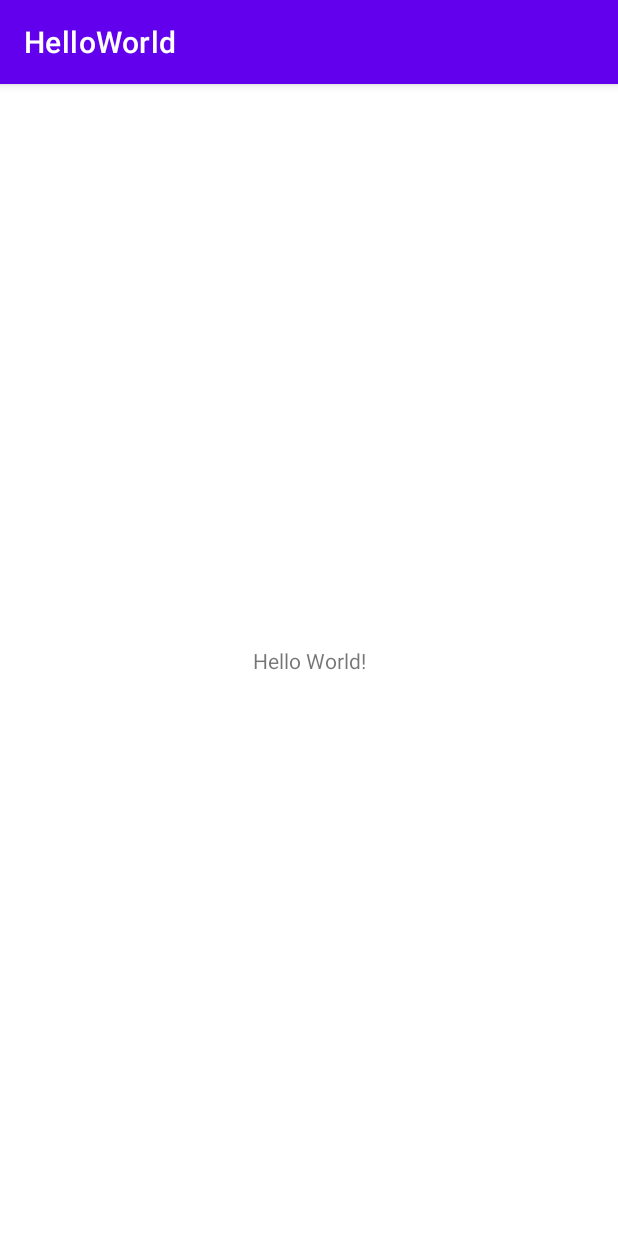
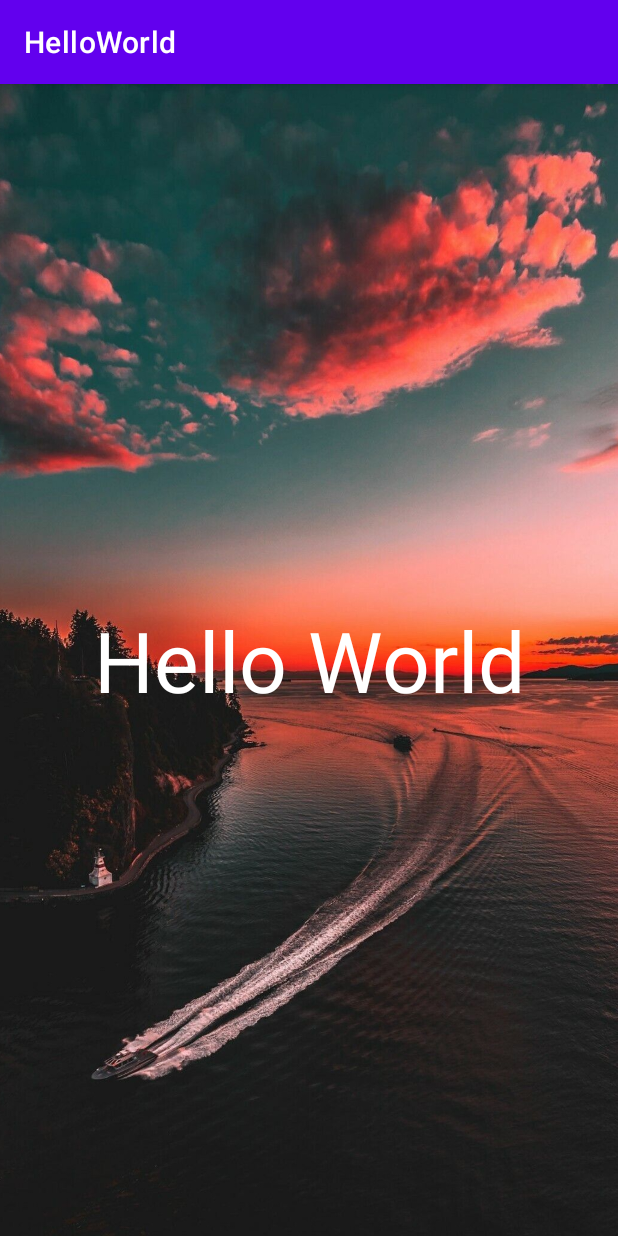
Before and after one commit to YousefAbood/AndroidNanoDegree, an Android app: the screen it shows after launch (MainActivity), on a phone screen of 412 x 824 dp. Run offline under Robolectric (Android 15) with nearby library versions, the phone set to English and light mode, and no system bars.

Commit message:
Added text, background

```diff
--- a/Assignment01/app/src/main/res/layout/activity_main.xml
+++ b/Assignment01/app/src/main/res/layout/activity_main.xml
@@ -6,10 +6,24 @@
     android:layout_height="match_parent"
     tools:context=".MainActivity">
 
+
+
+    <ImageView
+        android:src="@drawable/backgroundImage01"
+        android:layout_height="wrap_content"
+        android:layout_width="wrap_content"
+        android:scaleType="centerCrop"
+        android:contentDescription="@string/description"
+        tools:ignore="MissingConstraints" />
+
     <TextView
+        android:text="@string/hello_world"
         android:layout_width="wrap_content"
         android:layout_height="wrap_content"
-        android:text="Hello World!"
+        android:layout_gravity="center"
+        android:gravity="center"
+        android:textSize="56sp"
+        android:textColor="@android:color/white"
         app:layout_constraintBottom_toBottomOf="parent"
         app:layout_constraintLeft_toLeftOf="parent"
         app:layout_constraintRight_toRightOf="parent"
--- a/Assignment01/app/src/main/res/values/strings.xml
+++ b/Assignment01/app/src/main/res/values/strings.xml
@@ -1,3 +1,5 @@
 <resources>
     <string name="app_name">HelloWorld</string>
+    <string name="hello_world">Hello World</string>
+    <string name="description">sunsetImage</string>
 </resources>
```
Also changed, not shown: Assignment01/app/src/main/res/drawable/backgroundImage01.jpg (added), Assignment01/app/src/main/res/drawable/sunsetImage.jpg (added).
